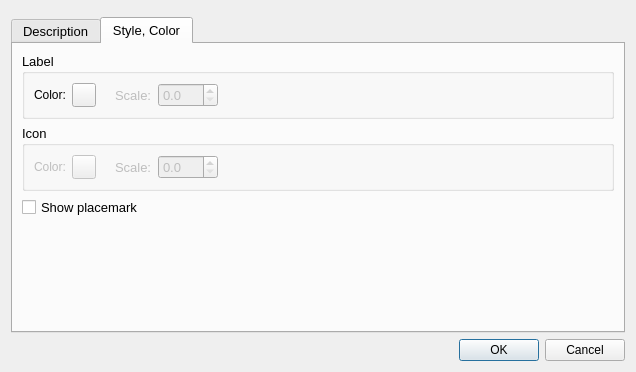
Before: the Qt Designer form src/lib/marble/EditPlacemarkDialog.ui in KDE/marble, drawn with Qt 5.
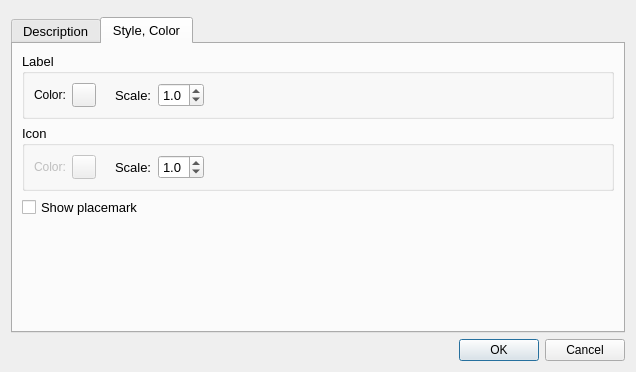
After: the same form once the commit is applied. The open tabs and pages were chosen to show the change. Icons and pictures are not drawn. Custom widgets are drawn as their Qt base class.

Commit message: Adds scale option to Placemark icons and labels REVIEW: 122849

Diff of the .ui file:
```diff
--- a/src/lib/marble/EditPlacemarkDialog.ui
+++ b/src/lib/marble/EditPlacemarkDialog.ui
@@ -264,7 +264,7 @@
             <item>
              <widget class="QLabel" name="m_labelScaleField">
               <property name="enabled">
-               <bool>false</bool>
+               <bool>true</bool>
               </property>
               <property name="text">
                <string>Scale:</string>
@@ -274,11 +274,20 @@
             <item>
              <widget class="QDoubleSpinBox" name="m_labelScale">
               <property name="enabled">
-               <bool>false</bool>
+               <bool>true</bool>
               </property>
               <property name="decimals">
                <number>1</number>
               </property>
+              <property name="minimum">
+               <double>0.500000000000000</double>
+              </property>
+              <property name="maximum">
+               <double>2.000000000000000</double>
+              </property>
+              <property name="value">
+               <double>1.000000000000000</double>
+              </property>
              </widget>
             </item>
            </layout>
@@ -373,7 +382,7 @@
             <item>
              <widget class="QLabel" name="m_iconScaleField">
               <property name="enabled">
-               <bool>false</bool>
+               <bool>true</bool>
               </property>
               <property name="text">
                <string>Scale:</string>
@@ -383,11 +392,20 @@
             <item>
              <widget class="QDoubleSpinBox" name="m_iconScale">
               <property name="enabled">
-               <bool>false</bool>
+               <bool>true</bool>
               </property>
               <property name="decimals">
                <number>1</number>
               </property>
+              <property name="minimum">
+               <double>0.100000000000000</double>
+              </property>
+              <property name="maximum">
+               <double>5.000000000000000</double>
+              </property>
+              <property name="value">
+               <double>1.000000000000000</double>
+              </property>
              </widget>
             </item>
            </layout>
```
Left out of the diff: 12 changed lines with no effect on the pictures. The commit also changes 3 other files.
